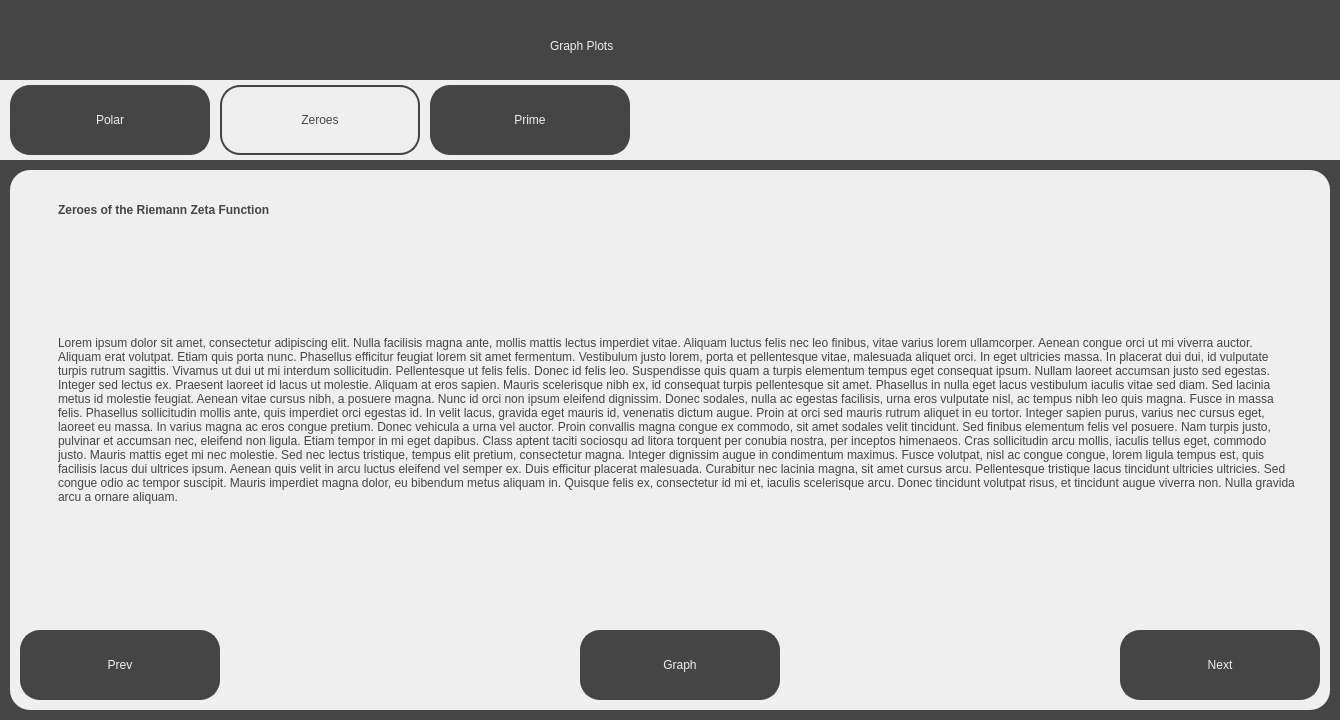
jackm245/Riemann-Hypothesis, file src/ui/investigation_screens/zeta_zeroes_plot.ui: the form before one commit.
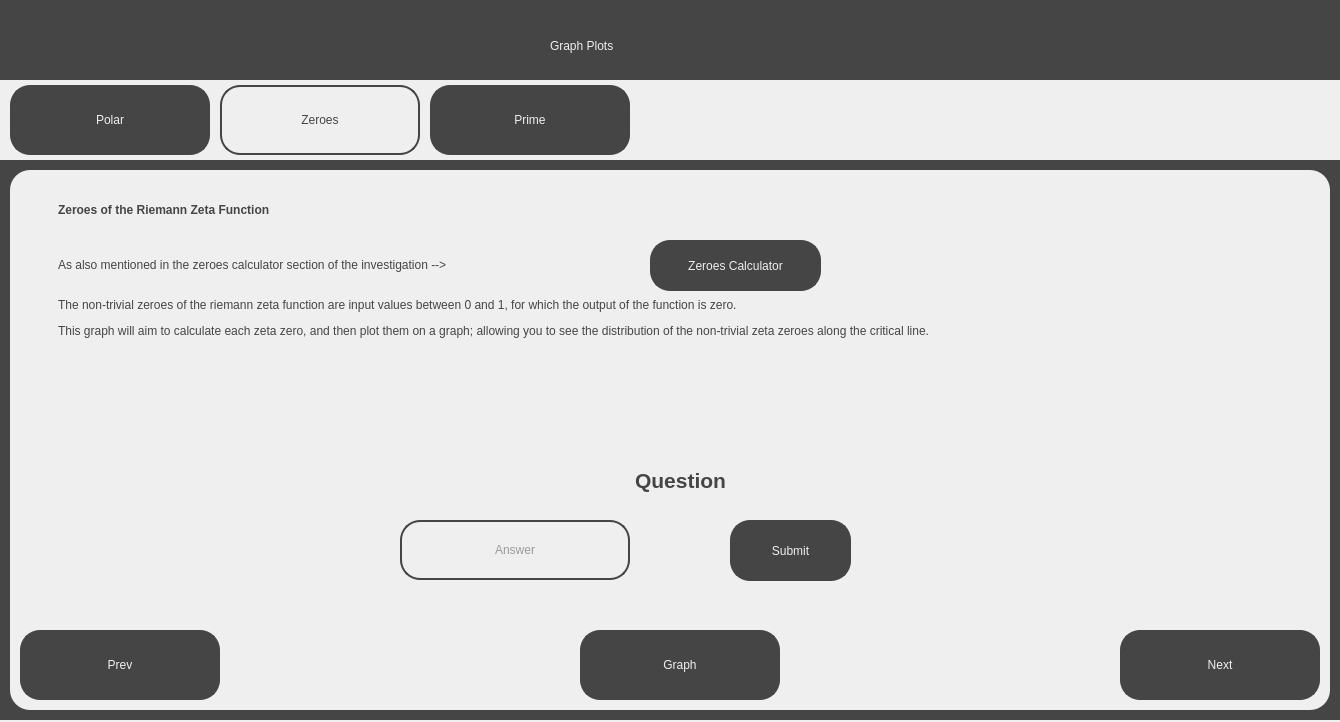
The form after the commit.

The edit to the form file:
```diff
--- a/src/ui/investigation_screens/zeta_zeroes_plot.ui
+++ b/src/ui/investigation_screens/zeta_zeroes_plot.ui
@@ -7,7 +7,7 @@
     <x>0</x>
     <y>0</y>
     <width>1340</width>
-    <height>720</height>
+    <height>722</height>
    </rect>
   </property>
   <property name="windowTitle">
@@ -33,7 +33,7 @@
      <rect>
       <x>550</x>
       <y>20</y>
-      <width>251</width>
+      <width>271</width>
       <height>51</height>
      </rect>
     </property>
@@ -237,7 +237,7 @@
        <x>40</x>
        <y>80</y>
        <width>1251</width>
-       <height>341</height>
+       <height>141</height>
       </rect>
      </property>
      <property name="styleSheet">
@@ -245,12 +245,146 @@
 background-color: rgb(239, 239, 239); padding: 5px;</string>
      </property>
      <property name="text">
-      <string>&lt;html&gt;&lt;head/&gt;&lt;body&gt;&lt;p&gt;Lorem ipsum dolor sit amet, consectetur adipiscing elit. Nulla facilisis magna ante, mollis mattis lectus imperdiet vitae. Aliquam luctus felis nec leo finibus, vitae varius lorem ullamcorper. Aenean congue orci ut mi viverra auctor. Aliquam erat volutpat. Etiam quis porta nunc. Phasellus efficitur feugiat lorem sit amet fermentum. Vestibulum justo lorem, porta et pellentesque vitae, malesuada aliquet orci. In eget ultricies massa. In placerat dui dui, id vulputate turpis rutrum sagittis. Vivamus ut dui ut mi interdum sollicitudin. Pellentesque ut felis felis. Donec id felis leo. Suspendisse quis quam a turpis elementum tempus eget consequat ipsum. Nullam laoreet accumsan justo sed egestas. Integer sed lectus ex. Praesent laoreet id lacus ut molestie. Aliquam at eros sapien. Mauris scelerisque nibh ex, id consequat turpis pellentesque sit amet. Phasellus in nulla eget lacus vestibulum iaculis vitae sed diam. Sed lacinia metus id molestie feugiat. Aenean vitae cursus nibh, a posuere magna. Nunc id orci non ipsum eleifend dignissim. Donec sodales, nulla ac egestas facilisis, urna eros vulputate nisl, ac tempus nibh leo quis magna. Fusce in massa felis. Phasellus sollicitudin mollis ante, quis imperdiet orci egestas id. In velit lacus, gravida eget mauris id, venenatis dictum augue. Proin at orci sed mauris rutrum aliquet in eu tortor. Integer sapien purus, varius nec cursus eget, laoreet eu massa. In varius magna ac eros congue pretium. Donec vehicula a urna vel auctor. Proin convallis magna congue ex commodo, sit amet sodales velit tincidunt. Sed finibus elementum felis vel posuere. Nam turpis justo, pulvinar et accumsan nec, eleifend non ligula. Etiam tempor in mi eget dapibus. Class aptent taciti sociosqu ad litora torquent per conubia nostra, per inceptos himenaeos. Cras sollicitudin arcu mollis, iaculis tellus eget, commodo justo. Mauris mattis eget mi nec molestie. Sed nec lectus tristique, tempus elit pretium, consectetur magna. Integer dignissim augue in condimentum maximus. Fusce volutpat, nisl ac congue congue, lorem ligula tempus est, quis facilisis lacus dui ultrices ipsum. Aenean quis velit in arcu luctus eleifend vel semper ex. Duis efficitur placerat malesuada. Curabitur nec lacinia magna, sit amet cursus arcu. Pellentesque tristique lacus tincidunt ultricies ultricies. Sed congue odio ac tempor suscipit. Mauris imperdiet magna dolor, eu bibendum metus aliquam in. Quisque felis ex, consectetur id mi et, iaculis scelerisque arcu. Donec tincidunt volutpat risus, et tincidunt augue viverra non. Nulla gravida arcu a ornare aliquam.&lt;/p&gt;&lt;/body&gt;&lt;/html&gt;</string>
+      <string>&lt;html&gt;&lt;head/&gt;&lt;body&gt;&lt;p&gt;As also mentioned in the zeroes calculator section of the investigation --&amp;gt;&lt;br/&gt;&lt;/p&gt;&lt;p&gt;The non-trivial zeroes of the riemann zeta function are input values between 0 and 1, for which the output of the function is zero.&lt;/p&gt;&lt;p&gt;This graph will aim to calculate each zeta zero, and then plot them on a graph; allowing you to see the distribution of the non-trivial zeta zeroes along the critical line.&lt;/p&gt;&lt;/body&gt;&lt;/html&gt;</string>
      </property>
+     <property name="alignment">
+      <set>Qt::AlignLeading|Qt::AlignLeft|Qt::AlignTop</set>
+     </property>
      <property name="wordWrap">
       <bool>true</bool>
      </property>
     </widget>
+    <widget class="QPushButton" name="ZeroesTab">
+     <property name="geometry">
+      <rect>
+       <x>640</x>
+       <y>70</y>
+       <width>171</width>
+       <height>51</height>
+      </rect>
+     </property>
+     <property name="cursor">
+      <cursorShape>PointingHandCursor</cursorShape>
+     </property>
+     <property name="styleSheet">
+      <string notr="true">border: 2px solid;
+border-radius: 20px;
+border-color:rgb(69, 69, 69);
+background-color: rgb(69, 69, 69);
+font: 12pt &quot;Sans Serif&quot;; color:rgb(239, 239, 239);
+</string>
+     </property>
+     <property name="text">
+      <string>Zeroes Calculator</string>
+     </property>
+    </widget>
+    <widget class="QLabel" name="QuestionText">
+     <property name="geometry">
+      <rect>
+       <x>420</x>
+       <y>230</y>
+       <width>501</width>
+       <height>101</height>
+      </rect>
+     </property>
+     <property name="styleSheet">
+      <string notr="true">font: 25pt &quot;Sans Serif&quot;; color:rgb(69, 69, 69);
+background-color: rgb(239, 239, 239); padding: 5px;</string>
+     </property>
+     <property name="text">
+      <string>&lt;html&gt;&lt;head/&gt;&lt;body&gt;&lt;p align=&quot;center&quot;&gt;&lt;span style=&quot; font-size:16pt; font-weight:600;&quot;&gt;Question&lt;/span&gt;&lt;/p&gt;&lt;/body&gt;&lt;/html&gt;</string>
+     </property>
+     <property name="alignment">
+      <set>Qt::AlignBottom|Qt::AlignHCenter</set>
+     </property>
+     <property name="wordWrap">
+      <bool>true</bool>
+     </property>
+    </widget>
+    <widget class="QLineEdit" name="QuestionInput">
+     <property name="geometry">
+      <rect>
+       <x>390</x>
+       <y>350</y>
+       <width>230</width>
+       <height>60</height>
+      </rect>
+     </property>
+     <property name="styleSheet">
+      <string notr="true">background-color: rgb(239, 239, 239);
+color: rgb(69, 69, 69);
+font: 18pt &quot;Sans Serif&quot;;
+border: 2px solid;
+border-radius: 20px;
+border-color:rgb(69, 69, 69);</string>
+     </property>
+     <property name="text">
+      <string/>
+     </property>
+     <property name="cursorPosition">
+      <number>0</number>
+     </property>
+     <property name="alignment">
+      <set>Qt::AlignCenter</set>
+     </property>
+     <property name="placeholderText">
+      <string>Answer</string>
+     </property>
+    </widget>
+    <widget class="QPushButton" name="SubmitButton">
+     <property name="geometry">
+      <rect>
+       <x>720</x>
+       <y>350</y>
+       <width>121</width>
+       <height>61</height>
+      </rect>
+     </property>
+     <property name="cursor">
+      <cursorShape>PointingHandCursor</cursorShape>
+     </property>
+     <property name="styleSheet">
+      <string notr="true">border: 2px solid;
+border-radius: 20px;
+border-color:rgb(69, 69, 69);
+background-color: rgb(69, 69, 69);
+font: 18pt &quot;Sans Serif&quot;; color:rgb(239, 239, 239);
+</string>
+     </property>
+     <property name="text">
+      <string>Submit</string>
+     </property>
+    </widget>
+    <widget class="QLabel" name="MessageLabel">
+     <property name="geometry">
+      <rect>
+       <x>410</x>
+       <y>410</y>
+       <width>530</width>
+       <height>41</height>
+      </rect>
+     </property>
+     <property name="styleSheet">
+      <string notr="true">color: rgb(0, 140, 0);
+font: 18pt &quot;Sans Serif&quot;;</string>
+     </property>
+     <property name="text">
+      <string>&lt;html&gt;&lt;head/&gt;&lt;body&gt;&lt;p align=&quot;center&quot;&gt;&lt;br/&gt;&lt;/p&gt;&lt;/body&gt;&lt;/html&gt;</string>
+     </property>
+     <property name="alignment">
+      <set>Qt::AlignBottom|Qt::AlignHCenter</set>
+     </property>
+    </widget>
+    <zorder>PrevButton</zorder>
+    <zorder>NextButton</zorder>
+    <zorder>GraphButton</zorder>
+    <zorder>SubTitleText</zorder>
+    <zorder>MainText</zorder>
+    <zorder>ZeroesTab</zorder>
+    <zorder>QuestionText</zorder>
+    <zorder>QuestionInput</zorder>
+    <zorder>MessageLabel</zorder>
+    <zorder>SubmitButton</zorder>
    </widget>
   </widget>
  </widget>
```
